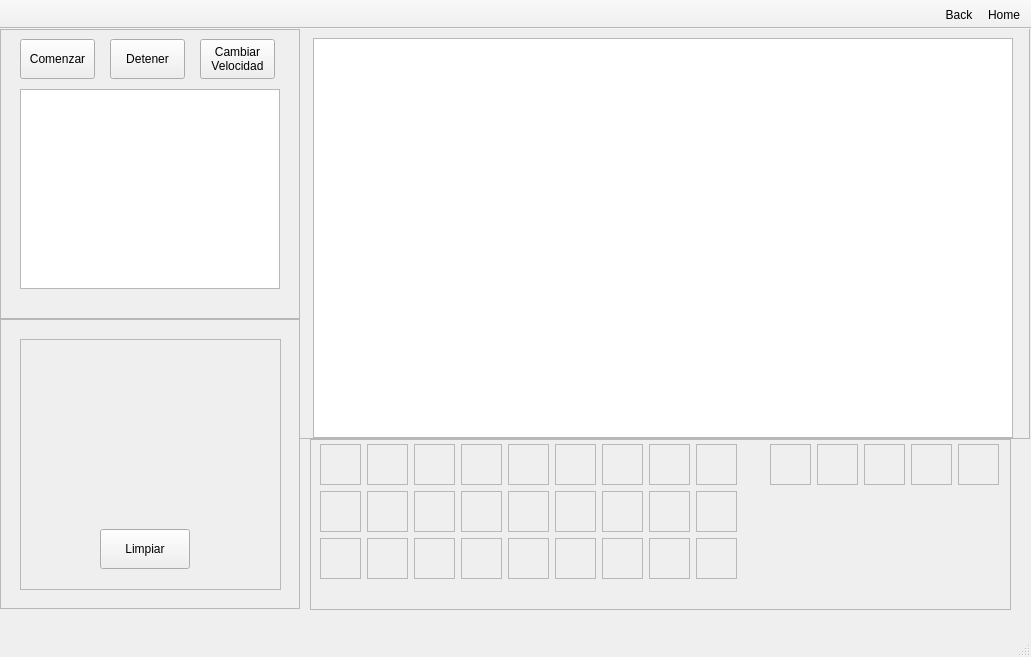
The window that BodegueroHero/mainwindow.ui (ErickHernandez/BodegueroHero) describes before a commit, drawn with Qt 5.
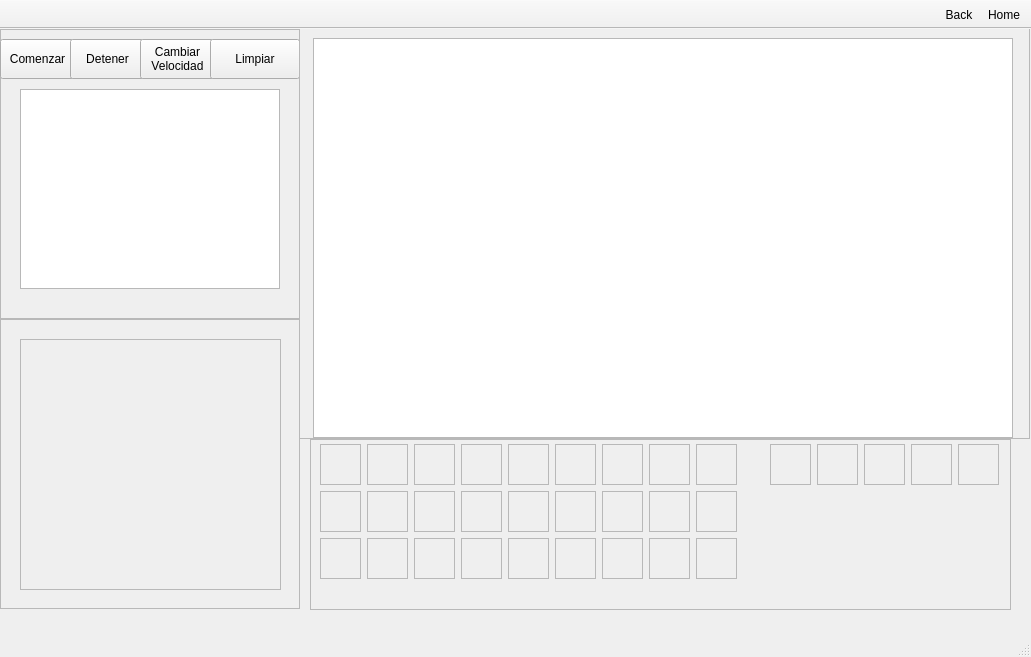
The same window after the commit. The open tabs and pages were chosen to show the change. Icons and pictures are not drawn.

Commit message: Actualizado el boton Clear del juego

```diff
--- a/BodegueroHero/mainwindow.ui
+++ b/BodegueroHero/mainwindow.ui
@@ -2822,7 +2822,7 @@
       <widget class="QPushButton" name="btn_PlayGame">
        <property name="geometry">
         <rect>
-         <x>20</x>
+         <x>0</x>
          <y>10</y>
          <width>75</width>
          <height>40</height>
@@ -2835,7 +2835,7 @@
       <widget class="QPushButton" name="btn_StopGame">
        <property name="geometry">
         <rect>
-         <x>110</x>
+         <x>70</x>
          <y>10</y>
          <width>75</width>
          <height>40</height>
@@ -2848,7 +2848,7 @@
       <widget class="QPushButton" name="btn_ConfigurarVelocidad">
        <property name="geometry">
         <rect>
-         <x>200</x>
+         <x>140</x>
          <y>10</y>
          <width>75</width>
          <height>40</height>
@@ -2859,6 +2859,19 @@
 Velocidad</string>
        </property>
       </widget>
+      <widget class="QPushButton" name="btn_ClearGame">
+       <property name="geometry">
+        <rect>
+         <x>210</x>
+         <y>10</y>
+         <width>90</width>
+         <height>40</height>
+        </rect>
+       </property>
+       <property name="text">
+        <string>Limpiar</string>
+       </property>
+      </widget>
      </widget>
      <widget class="QFrame" name="frame3">
       <property name="geometry">
@@ -2890,19 +2903,6 @@
        <property name="frameShadow">
         <enum>QFrame::Raised</enum>
        </property>
-       <widget class="QPushButton" name="btn_ClearGame">
-        <property name="geometry">
-         <rect>
-          <x>80</x>
-          <y>190</y>
-          <width>90</width>
-          <height>40</height>
-         </rect>
-        </property>
-        <property name="text">
-         <string>Limpiar</string>
-        </property>
-       </widget>
       </widget>
      </widget>
      <widget class="QFrame" name="frame_3">
```
Left out of the diff: 2 changed lines with no effect on the pictures. The commit also changes 1 other file.
